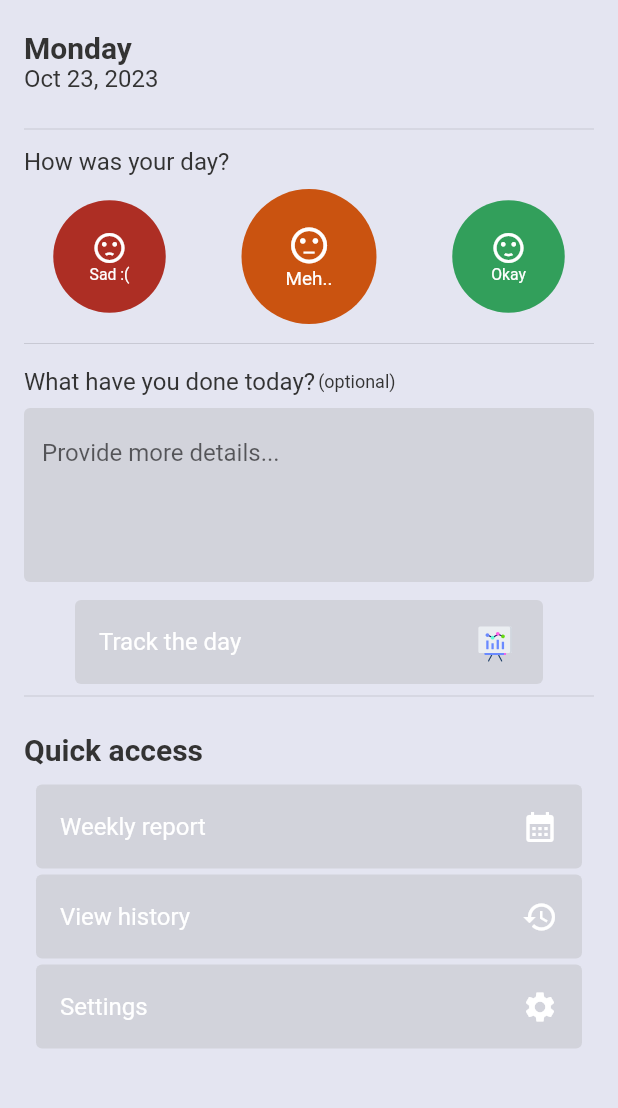
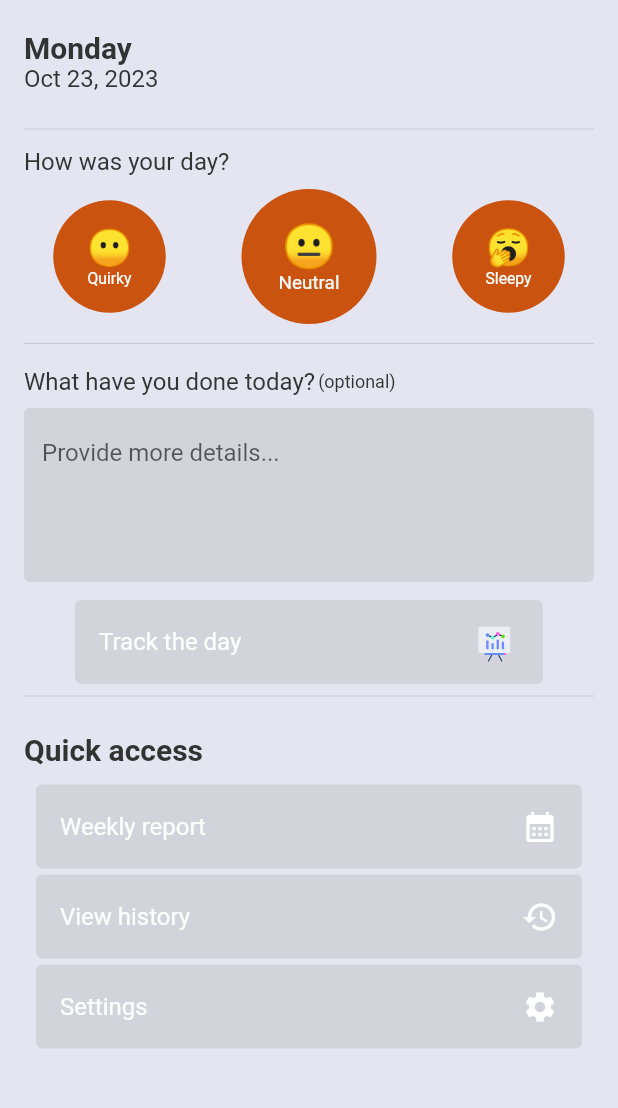
Before and after one commit to sauciucrazvan/mindwaves, a Flutter app: the screen it shows after launch, on a phone screen of 412 x 824 dp, the part 66-1174 px from its top. Run offline on Flutter 3.47's test engine with Material 2 defaults, Android fonts, the phone set to English and light mode, and no system bars; our stand-ins replace flutter_local_notifications, hive, hive_flutter, lottie, timezone; missing offline and left inert: encrypt, graphic; accounts and stored records are empty.

Commit message:
Replaced placeholders moods

```diff
--- a/lib/backend/services/tracker_service.dart
+++ b/lib/backend/services/tracker_service.dart
@@ -1,4 +1,5 @@
 // Generic imports
+import 'dart:io';
 import 'package:intl/intl.dart';
 import 'package:hive/hive.dart';
 
@@ -27,7 +28,8 @@ class TrackerService {
     _masterBox.put(id, {'score': score, 'details': details, 'iv': iv});
 
     SettingsService settingsService = SettingsService();
-    if (settingsService.getSettingValue('disable-notifications') == false) {
+    if (settingsService.getSettingValue('disable-notifications') == false &&
+        Platform.isAndroid) {
       int hour = settingsService.getSettingValue("notification-time")['hour'] ??
               21,
           minute =
@@ -45,6 +47,7 @@ class TrackerService {
         scheduledNotificationDateTime: notificationTime,
       );
     }
+
     return true;
   }
 
--- a/lib/frontend/config/moods.dart
+++ b/lib/frontend/config/moods.dart
@@ -1,39 +1,79 @@
 import 'package:flutter/material.dart';
 
 final Map<String, Map<String, dynamic>> moods = {
-  "Disastrous": {
-    "icon": 'assets/animations/disastrous.json',
+  "Sadness": {
+    "icon": "😔",
     "color": const Color(0xFF710627),
-    "score": 0,
-  },
-  "Very Sad": {
-    "icon": Icons.sentiment_very_dissatisfied,
-    "color": const Color(0xFF81171B),
     "score": 1,
   },
-  "Sad :(": {
-    "icon": Icons.sentiment_dissatisfied,
+  "Sick": {
+    "icon": "🤒",
+    "color": const Color(0xFF710627),
+    "score": 1,
+  },
+  "Disgusted": {
+    "icon": "🤮",
+    "color": const Color(0xFF710627),
+    "score": 1,
+  },
+  "Fear": {
+    "icon": "😱",
     "color": const Color(0xFFAD2E24),
     "score": 2,
   },
-  "Meh..": {
-    "icon": Icons.sentiment_neutral,
+  "Angry": {
+    "icon": "😡",
+    "color": const Color(0xFFAD2E24),
+    "score": 2,
+  },
+  "Surprised": {
+    "icon": "😮",
+    "color": const Color(0xFFAD2E24),
+    "score": 2,
+  },
+  "Quirky": {
+    "icon": "😶",
     "color": const Color(0xFFCA5310),
     "score": 3,
   },
-  "Okay": {
-    "icon": Icons.sentiment_satisfied,
+  "Neutral": {
+    "icon": "😐",
+    "color": const Color(0xFFCA5310),
+    "score": 3,
+  },
+  "Sleepy": {
+    "icon": "🥱",
+    "color": const Color(0xFFCA5310),
+    "score": 3,
+  },
+  "Happiness": {
+    "icon": "😁",
     "color": const Color(0xFF329F5B),
     "score": 4,
   },
-  "Good!": {
-    "icon": Icons.sentiment_very_satisfied,
-    "color": const Color(0xFF0C8346),
+  "Relaxed": {
+    "icon": "😌",
+    "color": const Color(0xFF329F5B),
+    "score": 4,
+  },
+  "Powerful": {
+    "icon": "💪",
+    "color": const Color(0xFF329F5B),
+    "score": 4,
+  },
+  "Romantic": {
+    "icon": "🥰",
+    "color": const Color(0xFF03A316),
     "score": 5,
   },
-  "Excellent :D": {
-    "icon": 'assets/animations/happy.json',
+  "Energetic": {
+    "icon": "😁",
     "color": const Color(0xFF03A316),
-    "score": 6,
+    "score": 5,
+  },
+  "Cool": {
+    "icon": "😎",
+    "color": const Color(0xFF03A316),
+    "score": 5,
   },
 };
--- a/lib/frontend/routes/dashboard/components/mood_selector.dart
+++ b/lib/frontend/routes/dashboard/components/mood_selector.dart
@@ -1,6 +1,5 @@
 // Generic imports
 import 'package:flutter/material.dart';
-import 'package:lottie/lottie.dart';
 
 // Frontend imports
 import 'package:mindwaves/frontend/config/moods.dart';
@@ -60,18 +59,10 @@ class _MoodSelectorState extends State<MoodSelector> {
                   mainAxisAlignment: MainAxisAlignment.center,
                   crossAxisAlignment: CrossAxisAlignment.center,
                   children: [
-                    if (mapEntry.value["icon"] is IconData)
-                      Icon(
-                        mapEntry.value["icon"],
-                        color: Colors.white,
-                        size: 32,
-                      ),
-                    if (mapEntry.value["icon"] is String)
-                      Lottie.asset(
-                        mapEntry.value["icon"],
-                        width: 38,
-                        height: 38,
-                      ),
+                    Text(
+                      mapEntry.value['icon'],
+                      style: const TextStyle(color: Colors.white, fontSize: 32),
+                    ),
                     Text(
                       mapEntry.key,
                       style: const TextStyle(color: Colors.white, fontSize: 14),
```
